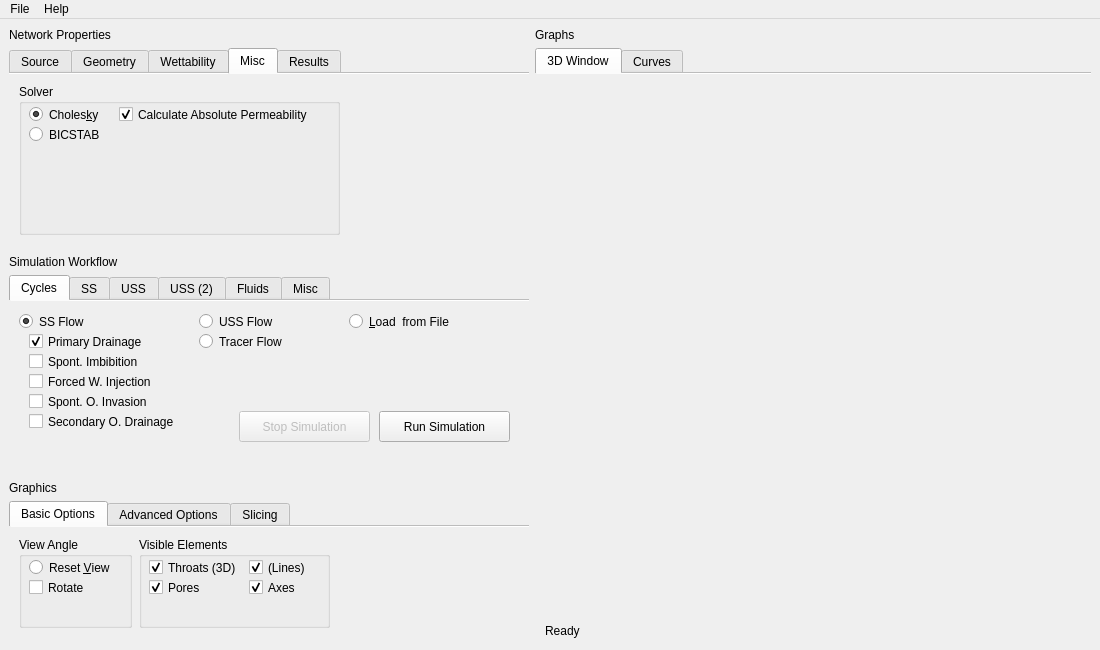
Qt form mainwindow.ui (ahboujelben/numSCAL-basic) before a commit.
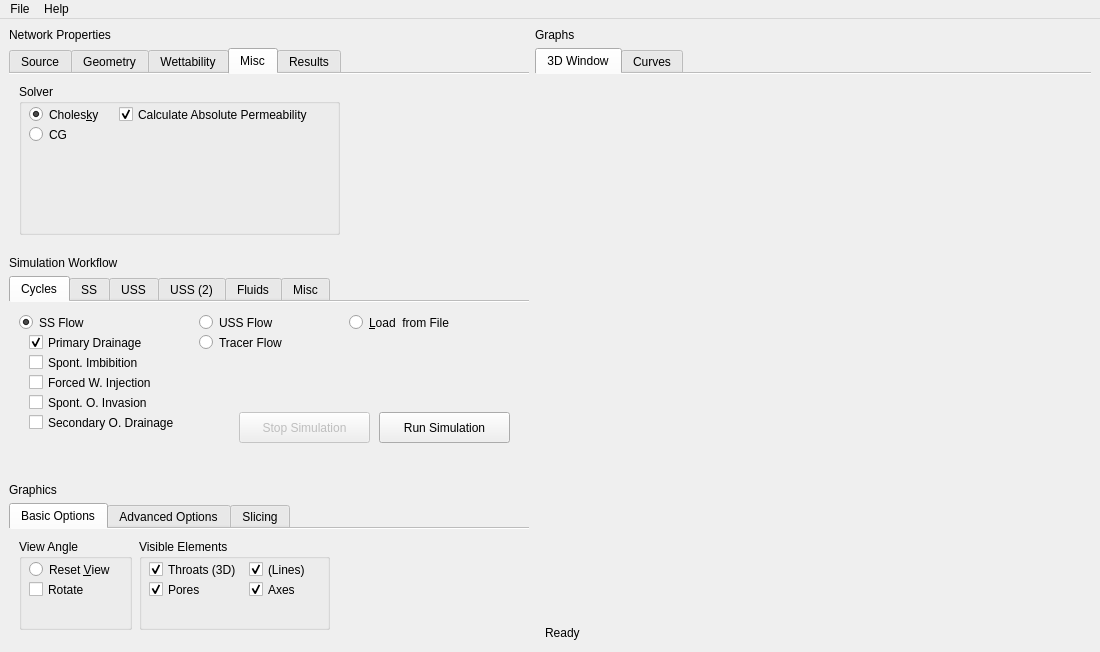
The same form after that commit. The open tabs and pages were chosen to show the change. Icons and pictures are not drawn. Custom widgets are drawn as their Qt base class.

Patch:
```diff
--- a/mainwindow.ui
+++ b/mainwindow.ui
@@ -7,7 +7,7 @@
     <x>0</x>
     <y>0</y>
     <width>1100</width>
-    <height>650</height>
+    <height>652</height>
    </rect>
   </property>
   <property name="sizePolicy">
@@ -1195,7 +1195,7 @@
             </rect>
            </property>
            <property name="text">
-            <string>BICSTAB</string>
+            <string>CG</string>
            </property>
            <property name="checked">
             <bool>false</bool>
```
Left out of the diff: 6 changed lines with no effect on the pictures.
